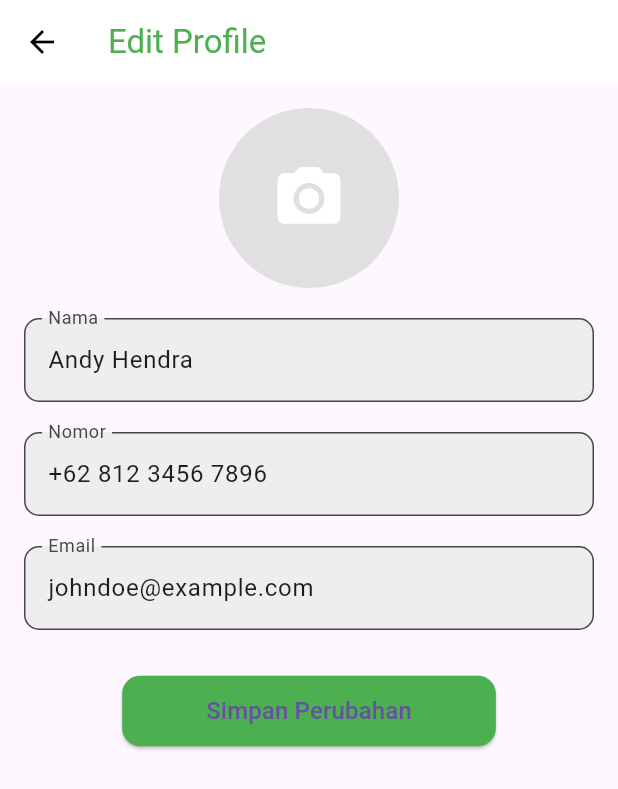
After one commit to IMT-UC-Makassar/Bottlend, a Flutter app: the screen it shows after launch, item 5 of the bottom bar chosen, after a tap on "Edit Profile", on a phone screen of 412 x 824 dp. The commit adds this screen. Shown: the top 789 px of the screen. Run offline on Flutter 3.47's test engine with Material 3 defaults, Android fonts, the light colour scheme and no system bars; our stand-ins replace flutter_map, image_picker, latlong2; missing offline and left inert: flutter_barcode_scanner; network calls fail.

Commit message:
penyempurnaan profile page

```diff
--- a/lib/main.dart
+++ b/lib/main.dart
@@ -4,7 +4,7 @@ import 'app_state.dart';
 import 'pages/homepage.dart';
 import 'pages/leaderboardpage.dart';
 import 'pages/location.dart';
-import 'pages/profile.dart';
+import 'pages/profilepage.dart';
 import 'pages/scannerpage.dart';
 
 void main() {
--- a/lib/pages/leaderboardpage.dart
+++ b/lib/pages/leaderboardpage.dart
@@ -73,6 +73,7 @@ class _LeaderboardPageState extends State<LeaderboardPage> {
               child: Column(
                 children: [
                   CupertinoSegmentedControl<String>(
+                    borderColor: const Color(0xff189218),
                     children: {
                       'Region': _buildSegment('Region'),
                       'National': _buildSegment('National'),
--- a/lib/pages/location.dart
+++ b/lib/pages/location.dart
@@ -14,7 +14,9 @@ class LocationPage extends StatelessWidget {
             const Border(bottom: BorderSide(color: Colors.black, width: 1.5)),
         title: const Text(
           'Location',
-          style: TextStyle(color: Color.fromRGBO(24, 146, 24, 1)),
+          style: TextStyle(
+              color: Color.fromRGBO(24, 146, 24, 1),
+              fontWeight: FontWeight.bold),
         ),
         backgroundColor: Colors.white,
       ),
--- a/lib/pages/profile.dart
+++ /dev/null
@@ -1,15 +0,0 @@
-import 'package:flutter/material.dart';
-
-class ProfilePage extends StatelessWidget {
-  @override
-  Widget build(BuildContext context) {
-    return Scaffold(
-      appBar: AppBar(
-        title: const Text('Profile'),
-      ),
-      body: const Center(
-        child: Text('This is the Profile Page'),
-      ),
-    );
-  }
-}
--- /dev/null
+++ b/lib/pages/profilepage.dart
@@ -0,0 +1,361 @@
+import 'package:bottlend_apps/app_state.dart';
+import 'package:flutter/material.dart';
+import 'package:image_picker/image_picker.dart';
+import 'dart:io';
+
+class ProfilePage extends StatefulWidget {
+  @override
+  _ProfilePageState createState() => _ProfilePageState();
+}
+
+class _ProfilePageState extends State<ProfilePage> {
+  String _name = 'Andy Hendra';
+  String _number = '+62 812 3456 7896';
+  String _email = 'johndoe@example.com';
+  File? _image;
+
+  @override
+  Widget build(BuildContext context) {
+    final appState = AppState.of(context);
+    return Scaffold(
+        appBar: AppBar(
+          shape:
+              const Border(bottom: BorderSide(color: Colors.black, width: 1.5)),
+          title: Text(
+            'Profile',
+            style: TextStyle(
+                color: Colors.green,
+                fontWeight:
+                    FontWeight.bold), // Set the title text color to green
+          ),
+          backgroundColor:
+              Colors.white, // Set the AppBar background color to white
+          iconTheme: IconThemeData(
+              color: Colors.black), // Set the icons color to black
+        ),
+        body: SingleChildScrollView(
+          child: Padding(
+            padding: const EdgeInsets.only(top: 40.0, left: 16.0, right: 16.0),
+            child: Column(
+              crossAxisAlignment: CrossAxisAlignment.start,
+              children: <Widget>[
+                Center(
+                  child: CircleAvatar(
+                    radius: 60.0,
+                    backgroundImage: _image != null
+                        ? FileImage(_image!)
+                        : NetworkImage(
+                                'https://www.gravatar.com/avatar/1234567890?s=200')
+                            as ImageProvider,
+                    backgroundColor: Colors.grey[200],
+                  ),
+                ),
+                SizedBox(height: 20.0),
+                Center(
+                  child: Text(
+                    _name,
+                    style: TextStyle(
+                      fontSize: 26.0,
+                      fontWeight: FontWeight.bold,
+                      color: Colors.black87,
+                    ),
+                  ),
+                ),
+                SizedBox(height: 20.0),
+                Center(
+                  child: Container(
+                    width: 350, // Set a fixed width for the card
+                    decoration: BoxDecoration(
+                      color: Colors.white,
+                      borderRadius: BorderRadius.circular(12.0),
+                      boxShadow: [
+                        BoxShadow(
+                          color: Colors.grey.withOpacity(0.3),
+                          spreadRadius: 3,
+                          blurRadius: 7,
+                          offset: Offset(0, 3), // changes position of shadow
+                        ),
+                      ],
+                    ),
+                    child: Padding(
+                      padding: const EdgeInsets.all(16.0),
+                      child: Row(
+                        mainAxisAlignment: MainAxisAlignment.spaceBetween,
+                        children: <Widget>[
+                          Column(
+                            crossAxisAlignment: CrossAxisAlignment.start,
+                            children: <Widget>[
+                              Text(
+                                'Bottles',
+                                style: TextStyle(
+                                    fontSize: 18.0, color: Colors.black54),
+                              ),
+                              SizedBox(height: 8.0),
+                              Text(
+                                appState.bottleCollected.toString(),
+                                style: TextStyle(
+                                  fontSize: 28.0,
+                                  fontWeight: FontWeight.bold,
+                                  color: Colors.green,
+                                ),
+                              ),
+                            ],
+                          ),
+                          Column(
+                            crossAxisAlignment: CrossAxisAlignment.start,
+                            children: <Widget>[
+                              Text(
+                                'Points',
+                                style: TextStyle(
+                                    fontSize: 18.0, color: Colors.black54),
+                              ),
+                              SizedBox(height: 8.0),
+                              Text(
+                                appState.bottlePoint.toString(),
+                                style: TextStyle(
+                                  fontSize: 28.0,
+                                  fontWeight: FontWeight.bold,
+                                  color: Colors.green, // Warna teks hijau
+                                ),
+                              ),
+                            ],
+                          ),
+                        ],
+                      ),
+                    ),
+                  ),
+                ),
+                SizedBox(height: 50.0),
+                Center(
+                  child: Row(
+                    mainAxisSize: MainAxisSize.min,
+                    children: <Widget>[
+                      Icon(
+                        Icons.email,
+                        color: Colors.green,
+                      ),
+                      SizedBox(
+                          width:
+                              8.0), // Menambahkan sedikit jarak antara ikon dan teks
+                      Text(
+                        _email,
+                        style: TextStyle(
+                          fontSize: 18.0,
+                          color: Colors.black87, // Warna teks hitam
+                        ),
+                      ),
+                    ],
+                  ),
+                ),
+                SizedBox(height: 20.0),
+                Center(
+                  child: Row(
+                    mainAxisSize: MainAxisSize.min,
+                    children: <Widget>[
+                      Icon(
+                        Icons.phone_iphone,
+                        color: Colors.green,
+                      ),
+                      SizedBox(
+                          width:
+                              8.0), // Menambahkan sedikit jarak antara ikon dan teks
+                      Text(
+                        _number,
+                        style: TextStyle(
+                          fontSize: 18.0,
+                          color: Colors.black87, // Warna teks hitam
+                        ),
+                      ),
+                    ],
+                  ),
+                ),
+                SizedBox(height: 50.0),
+                Center(
+                  child: ElevatedButton(
+                    onPressed: () async {
+                      final result = await Navigator.push(
+                        context,
+                        MaterialPageRoute(
+                          builder: (context) => EditProfilePage(
+                              name: _name,
+                              number: _number,
+                              email: _email,
+                              image: _image),
+                        ),
+                      );
+
+                      if (result != null) {
+                        setState(() {
+                          _name = result['name'];
+                          _number = result['number'];
+                          _email = result['email'];
+                          _image = result['image'];
+                        });
+                      }
+                    },
+                    style: ElevatedButton.styleFrom(
+                      primary: Colors.green, // Warna tombol hijau
+                      shape: RoundedRectangleBorder(
+                        borderRadius:
+                            BorderRadius.circular(12.0), // Border radius
+                      ),
+                    ),
+                    child: Padding(
+                      padding: const EdgeInsets.symmetric(
+                          horizontal: 32.0, vertical: 12.0),
+                      child: Text('Edit Profile',
+                          style: TextStyle(fontSize: 16.0)),
+                    ),
+                  ),
+                ),
+              ],
+            ),
+          ),
+        ));
+  }
+}
+
+class EditProfilePage extends StatefulWidget {
+  final String name;
+  final String number;
+  final String email;
+  final File? image;
+
+  EditProfilePage(
+      {required this.name,
+      required this.number,
+      required this.email,
+      this.image});
+
+  @override
+  _EditProfilePageState createState() => _EditProfilePageState();
+}
+
+class _EditProfilePageState extends State<EditProfilePage> {
+  File? _image;
+  final _nameController = TextEditingController();
+  final _numberController = TextEditingController();
+  final _emailController = TextEditingController();
+  final ImagePicker _picker = ImagePicker();
+
+  @override
+  void initState() {
+    super.initState();
+    _nameController.text = widget.name;
+    _numberController.text = widget.number;
+    _emailController.text = widget.email;
+    _image = widget.image;
+  }
+
+  Future<void> _pickImage() async {
+    final pickedFile = await _picker.pickImage(source: ImageSource.gallery);
+
+    setState(() {
+      if (pickedFile != null) {
+        _image = File(pickedFile.path);
+      }
+    });
+  }
+
+  void _saveChanges() {
+    Navigator.pop(context, {
+      'name': _nameController.text,
+      'number': _numberController.text,
+      'email': _emailController.text,
+      'image': _image,
+    });
+
+    ScaffoldMessenger.of(context).showSnackBar(
+      SnackBar(
+        content: Text('Profile updated successfully!'),
+      ),
+    );
+  }
+
+  @override
+  Widget build(BuildContext context) {
+    return Scaffold(
+      appBar: AppBar(
+        title: Text('Edit Profile', style: TextStyle(color: Colors.green)),
+        backgroundColor: Colors.white,
+        iconTheme: IconThemeData(color: Colors.black),
+      ),
+      body: Padding(
+        padding: const EdgeInsets.all(16.0),
+        child: SingleChildScrollView(
+          child: Column(
+            children: <Widget>[
+              GestureDetector(
+                onTap: _pickImage,
+                child: CircleAvatar(
+                  radius: 60,
+                  backgroundColor: Colors.grey[300],
+                  backgroundImage: _image != null ? FileImage(_image!) : null,
+                  child: _image == null
+                      ? Icon(
+                          Icons.camera_alt,
+                          color: Colors.white,
+                          size: 50,
+                        )
+                      : null,
+                ),
+              ),
+              SizedBox(height: 20),
+              TextFormField(
+                controller: _nameController,
+                decoration: InputDecoration(
+                  labelText: 'Nama',
+                  border: OutlineInputBorder(
+                    borderRadius: BorderRadius.circular(10.0),
+                  ),
+                  filled: true,
+                  fillColor: Colors.grey[200],
+                ),
+              ),
+              SizedBox(height: 20),
+              TextFormField(
+                controller: _numberController,
+                decoration: InputDecoration(
+                  labelText: 'Nomor',
+                  border: OutlineInputBorder(
+                    borderRadius: BorderRadius.circular(10.0),
+                  ),
+                  filled: true,
+                  fillColor: Colors.grey[200],
+                ),
+              ),
+              SizedBox(height: 20),
+              TextFormField(
+                controller: _emailController,
+                decoration: InputDecoration(
+                  labelText: 'Email',
+                  border: OutlineInputBorder(
+                    borderRadius: BorderRadius.circular(10.0),
+                  ),
+                  filled: true,
+                  fillColor: Colors.grey[200],
+                ),
+              ),
+              SizedBox(height: 30),
+              ElevatedButton(
+                onPressed: _saveChanges,
+                style: ElevatedButton.styleFrom(
+                  primary: Colors.green,
+                  shape: RoundedRectangleBorder(
+                    borderRadius: BorderRadius.circular(12.0),
+                  ),
+                ),
+                child: Padding(
+                  padding: const EdgeInsets.symmetric(
+                      horizontal: 32.0, vertical: 12.0),
+                  child: Text('Simpan Perubahan',
+                      style: TextStyle(fontSize: 16.0)),
+                ),
+              ),
+            ],
+          ),
+        ),
+      ),
+    );
+  }
+}
--- a/pubspec.yaml
+++ b/pubspec.yaml
@@ -34,6 +34,7 @@ dependencies:
   flutter_barcode_scanner: ^2.0.0
   cupertino_icons: ^1.0.2
   icon_forest: ^1.1.8
+  image_picker: ^1.0.8
   google_maps_flutter: ^2.0.1
   flutter_map: ^6.1.0
   latlong2: ^0.9.1
```
Also changed, not shown: pubspec.lock, 5 other files.
